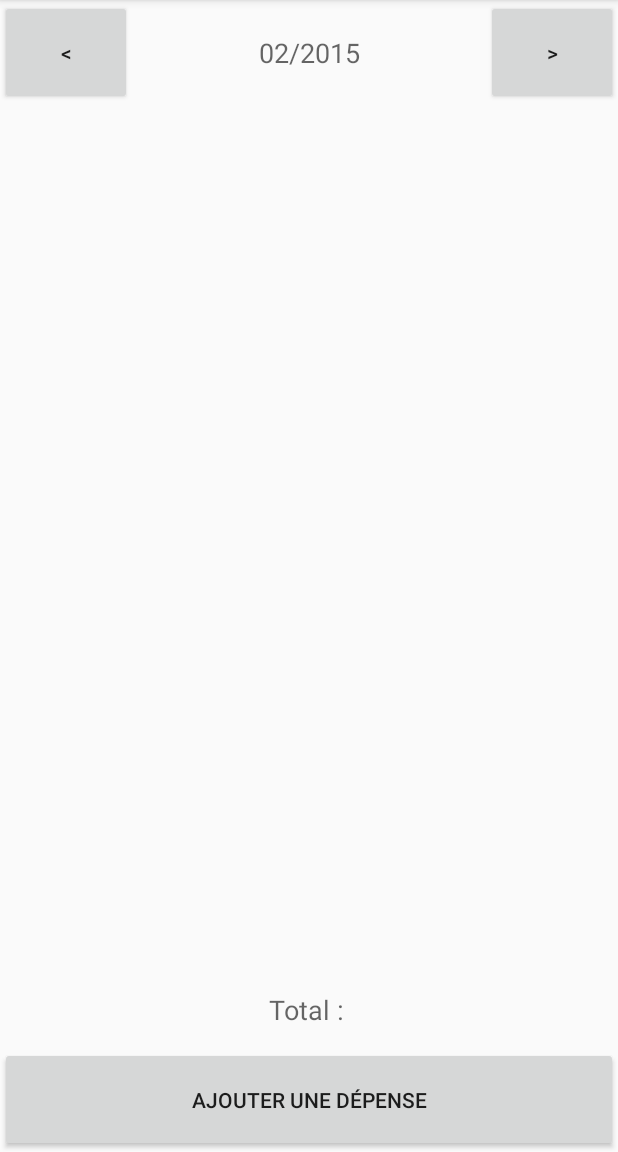
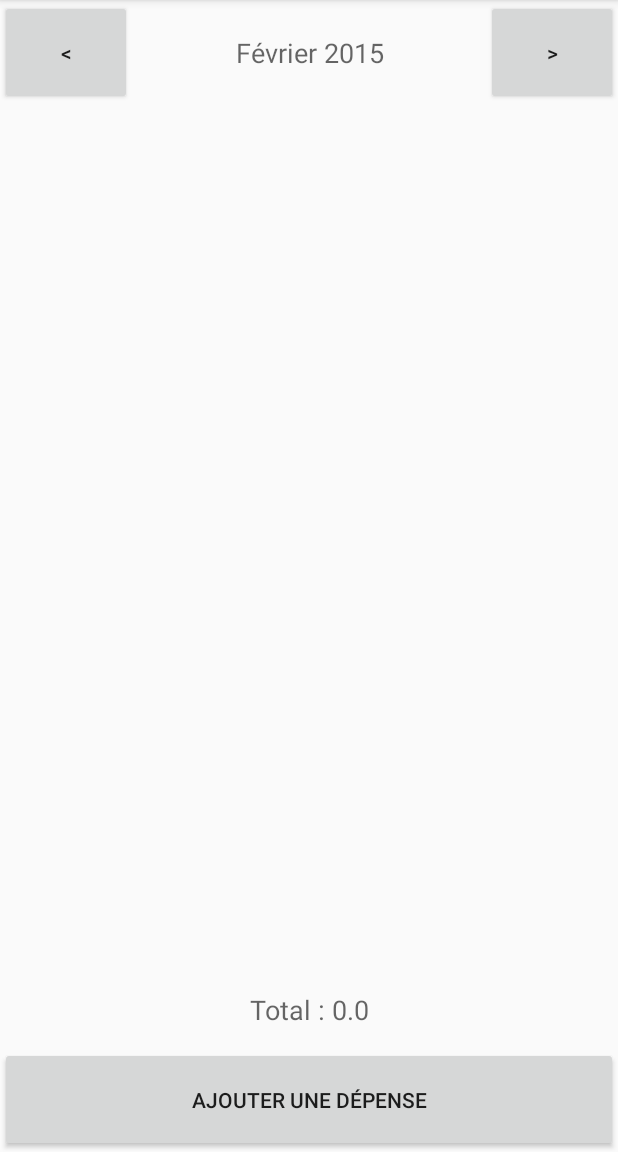
Before and after one commit to soywod/DeepAnse, an Android app: the screen it shows after launch (MainActivity), on a phone screen of 412 x 824 dp, the part 84-1236 px from its top. Run offline under Robolectric (Android 15) with nearby library versions, the phone set to English and light mode, and no system bars.

Commit message:
Correction affichage date + trie des dépenses
Affichage du mois et année en cours en lettre, et triage des dépenses
par jours, puis par montant. Activation des boutons gauche et droite :
il est possible de changer la date courante (mois/année) et la liste se
met à jours automatiquement. Total mis à jour automatiquement également.

```diff
--- a/app/src/main/java/fr/deepanse/soywod/deepanse/Conversion.java
+++ b/app/src/main/java/fr/deepanse/soywod/deepanse/Conversion.java
@@ -90,8 +90,10 @@ public class Conversion {
      */
     public static String dateToStringMonthYearFr(GregorianCalendar date)
     {
-        return ((date.get(GregorianCalendar.MONTH) < 9)?("0" + (date.get(GregorianCalendar.MONTH)+1)):("" + (date.get(GregorianCalendar.MONTH)+1))) + "/" +
-                date.get(GregorianCalendar.YEAR);
+        String month = DateFR.findDateLitteral(date.get(GregorianCalendar.MONTH));
+        int year = date.get(GregorianCalendar.YEAR);
+
+        return month.replaceFirst(".", month.substring(0, 1).toUpperCase()) + " " + year;
     }
 
     /**
--- a/app/src/main/java/fr/deepanse/soywod/deepanse/MainActivity.java
+++ b/app/src/main/java/fr/deepanse/soywod/deepanse/MainActivity.java
@@ -15,6 +15,7 @@ import android.widget.TextView;
 
 import java.sql.SQLException;
 import java.util.ArrayList;
+import java.util.Collections;
 import java.util.GregorianCalendar;
 import java.util.regex.Matcher;
 import java.util.regex.Pattern;
@@ -69,7 +70,7 @@ public class MainActivity extends ActionBarActivity {
 
         System.out.println(groupDb.selectAll());
 
-        arrayDeepAnse = deepAnseDb.selectAll();
+        arrayDeepAnse = new ArrayList<>();
         adapterDeepAnse = new fr.deepanse.soywod.deepanse.adapter.DeepAnse(this, arrayDeepAnse);
 
         listViewDeepAnse.setAdapter(adapterDeepAnse);
@@ -90,7 +91,7 @@ public class MainActivity extends ActionBarActivity {
                                         "([0-9]{4})))" +
                                     ".*?");
 
-        regexAmount = Pattern.compile(".*?(([0-9]+?)( euro | euros |[^0-9])([0-9]*)).*?");
+        regexAmount = Pattern.compile(".*?(([0-9]+?)( euro[s]?[ ]?|[^0-9])([0-9]*)).*?");
         regexGroup = Pattern.compile(getRegexGroup(groupDb.selectAll()));
 
         listViewDeepAnse.setOnItemLongClickListener(new AdapterView.OnItemLongClickListener() {
@@ -113,6 +114,7 @@ public class MainActivity extends ActionBarActivity {
                 arrayDeepAnse.remove(selectedId);
                 adapterDeepAnse.notifyDataSetChanged();
                 selectedId = -1;
+                refreshTotal();
             }
         };
 
@@ -149,6 +151,16 @@ public class MainActivity extends ActionBarActivity {
         return super.onOptionsItemSelected(item);
     }
 
+    public void refreshTotal() {
+        TextView textViewTotal = (TextView) findViewById(R.id.text_total);
+        textViewTotal.setText("Total : " + deepAnseDb.selectSumByDate(mainDate));
+    }
+
+    public void refreshMainDate() {
+        TextView textViewDate = (TextView) findViewById(R.id.text_main_date);
+        textViewDate.setText(Conversion.dateToStringMonthYearFr(mainDate));
+    }
+
     public void eventRemoveMonth(View v) {
         addMonth(-1);
     }
@@ -165,8 +177,17 @@ public class MainActivity extends ActionBarActivity {
 
     public void addMonth(int count) {
         mainDate.add(GregorianCalendar.MONTH, count);
-        TextView textViewDate = (TextView) findViewById(R.id.text_date);
-        textViewDate.setText(Conversion.dateToStringMonthYearFr(mainDate));
+        arrayDeepAnse.clear();
+
+        for(DeepAnse item : deepAnseDb.selectAllByDate(mainDate))
+            arrayDeepAnse.add(item);
+
+        Collections.sort(arrayDeepAnse);
+
+        adapterDeepAnse.notifyDataSetChanged();
+
+        refreshMainDate();
+        refreshTotal();
     }
 
     public void displayYesNoDialog() {
@@ -208,7 +229,6 @@ public class MainActivity extends ActionBarActivity {
             Matcher matcherDate = regexDate.matcher(bestMatch);
 
             double amount = 0;
-            String amoutFull = "";
             String group = "";
             GregorianCalendar date = new GregorianCalendar();
 
@@ -247,7 +267,7 @@ public class MainActivity extends ActionBarActivity {
                 if (matcherDate.group(10) != null)
                     date.set(Integer.parseInt(matcherDate.group(13)), DateFR.findDateNumeric(matcherDate.group(12)), Integer.parseInt(matcherDate.group(11)));
 
-                System.out.println("DATE : "+Conversion.dateToStringFr(date));
+                System.out.println("DATE : " + Conversion.dateToStringFr(date));
             }
 
             Matcher matcherAmount = regexAmount.matcher(bestMatch);
@@ -263,7 +283,7 @@ public class MainActivity extends ActionBarActivity {
                 if(!matcherAmount.group(4).isEmpty())
                     amount += (Double.parseDouble(matcherAmount.group(4))/100);
 
-                System.out.println("MONTANT : "+amount);
+                System.out.println("MONTANT : " + amount);
             }
 
             Matcher matcherGroup = regexGroup.matcher(bestMatch);
@@ -272,7 +292,7 @@ public class MainActivity extends ActionBarActivity {
             {
                 group = matcherGroup.group(1);
                 bestMatch = bestMatch.replace(group, "").trim();
-                System.out.println("RUBRIQUE : "+group);
+                System.out.println("RUBRIQUE : " + group);
             }
 
             System.out.println("COMMENT : " + bestMatch);
@@ -281,8 +301,9 @@ public class MainActivity extends ActionBarActivity {
             {
                 DeepAnse deepAnse = new DeepAnse(0, amount, date, groupDb.selectByName(group), bestMatch, false);
                 deepAnse.setId(deepAnseDb.insert(deepAnse));
-                arrayDeepAnse.add(deepAnse);
-                adapterDeepAnse.notifyDataSetChanged();
+                mainDate.set(GregorianCalendar.YEAR, date.get(GregorianCalendar.YEAR));
+                mainDate.set(GregorianCalendar.MONTH, date.get(GregorianCalendar.MONTH));
+                addMonth(0);
             }
         }
     }
--- a/app/src/main/java/fr/deepanse/soywod/deepanse/database/DeepAnse.java
+++ b/app/src/main/java/fr/deepanse/soywod/deepanse/database/DeepAnse.java
@@ -6,6 +6,7 @@ import android.database.sqlite.SQLiteDatabase;
 
 import java.sql.SQLException;
 import java.util.ArrayList;
+import java.util.GregorianCalendar;
 
 import fr.deepanse.soywod.deepanse.Conversion;
 import fr.deepanse.soywod.deepanse.model.*;
@@ -140,4 +141,55 @@ public class DeepAnse {
 
         return arrayDeepAnse;
     }
+
+    /**
+     *  Sélectionne toutes les dépenses de la BDD du mois et année donnés en paramètre
+     *
+     *  @param date     La date de la dépense de la BDD de type GregorianCalendar
+     *
+     *  @return
+     *      La liste des dépenses de la BDD de type ArrayList
+     */
+    public ArrayList<fr.deepanse.soywod.deepanse.model.DeepAnse> selectAllByDate(GregorianCalendar date)
+    {
+        Cursor cursorDeepAnse = sqLiteDatabase.rawQuery("SELECT * FROM " + DeepAnseSQLiteOpenHelper.TABLE_DEEPANSE + " " +
+                                                        "WHERE strftime('%Y', " + DeepAnseSQLiteOpenHelper.DATE + ") = '" + date.get(GregorianCalendar.YEAR) + "' " +
+                                                        "AND strftime('%m', "+DeepAnseSQLiteOpenHelper.DATE+") = '"+((date.get(GregorianCalendar.MONTH) < 10)?("0" + date.get(GregorianCalendar.MONTH)):("" + date.get(GregorianCalendar.MONTH)))+"'", null);
+
+        ArrayList<fr.deepanse.soywod.deepanse.model.DeepAnse> arrayDeepAnse = new ArrayList<>();
+
+        for(cursorDeepAnse.moveToFirst(); !cursorDeepAnse.isAfterLast(); cursorDeepAnse.moveToNext())
+        {
+            Cursor cursorGroup = sqLiteDatabase.rawQuery("SELECT * FROM " + DeepAnseSQLiteOpenHelper.TABLE_DEEPANSE_GROUP +" WHERE " + DeepAnseSQLiteOpenHelper.ID + " = ?" , new String[]{String.valueOf(cursorDeepAnse.getInt(3))});
+
+            cursorGroup.moveToFirst();
+
+            arrayDeepAnse.add(Conversion.cursorToDeepAnse(cursorDeepAnse, Conversion.cursorToDeepAnseGroup(cursorGroup)));
+
+            cursorGroup.close();
+        }
+
+        cursorDeepAnse.close();
+
+        return arrayDeepAnse;
+    }
+
+    /**
+     *  Sélectionne le total des dépenses de la BDD du mois et année donnés en paramètre
+     *
+     *  @param date     La date de la dépense de la BDD de type GregorianCalendar
+     *
+     *  @return
+     *      Le total des dépenses de type double
+     */
+    public double selectSumByDate(GregorianCalendar date)
+    {
+        Cursor cursorDeepAnse = sqLiteDatabase.rawQuery("SELECT SUM(" + DeepAnseSQLiteOpenHelper.AMOUNT + ") FROM " + DeepAnseSQLiteOpenHelper.TABLE_DEEPANSE + " " +
+                                                        "WHERE strftime('%Y', " + DeepAnseSQLiteOpenHelper.DATE + ") = '" + date.get(GregorianCalendar.YEAR) + "' " +
+                                                        "AND strftime('%m', "+DeepAnseSQLiteOpenHelper.DATE+") = '"+((date.get(GregorianCalendar.MONTH) < 10)?("0" + date.get(GregorianCalendar.MONTH)):("" + date.get(GregorianCalendar.MONTH)))+"'", null);
+
+        cursorDeepAnse.moveToFirst();
+
+        return cursorDeepAnse.getDouble(0);
+    }
 }
--- a/app/src/main/res/layout/activity_main.xml
+++ b/app/src/main/res/layout/activity_main.xml
@@ -54,7 +54,7 @@
             android:layout_alignParentStart="true" />
 
         <TextView
-            android:id="@+id/text_date"
+            android:id="@+id/text_main_date"
             android:layout_width="fill_parent"
             android:layout_height="fill_parent"
             android:textAppearance="?android:attr/textAppearanceMedium"
```
Also changed, not shown: app/src/main/java/fr/deepanse/soywod/deepanse/model/DeepAnse.java (+31 -2 lines).
